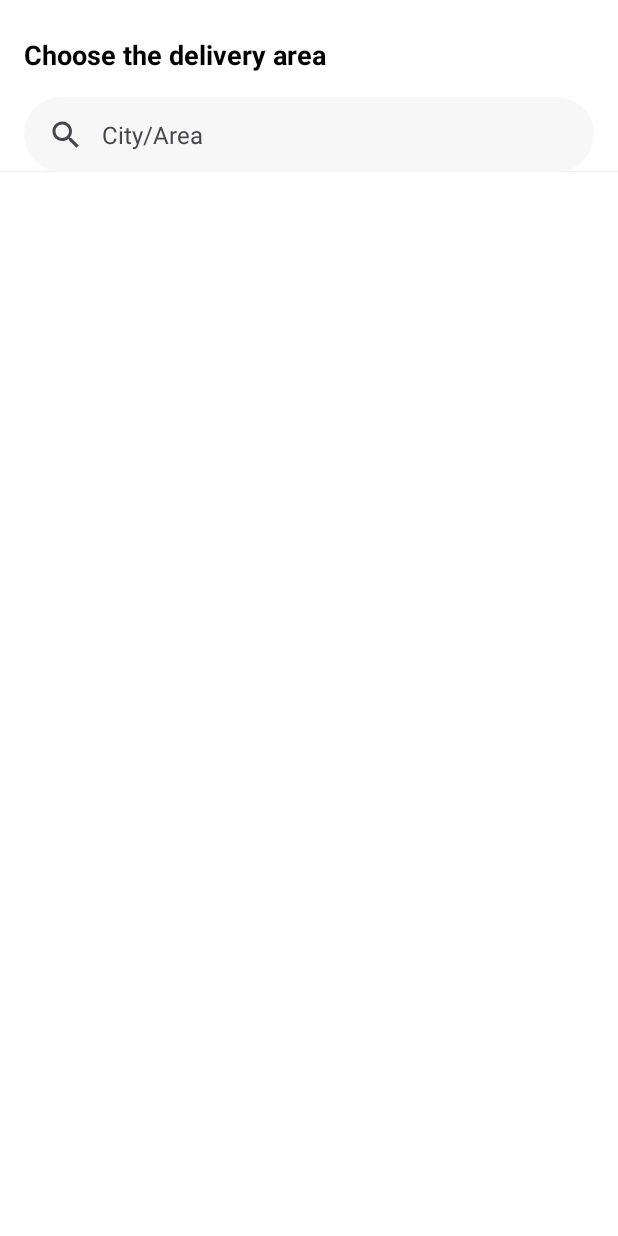
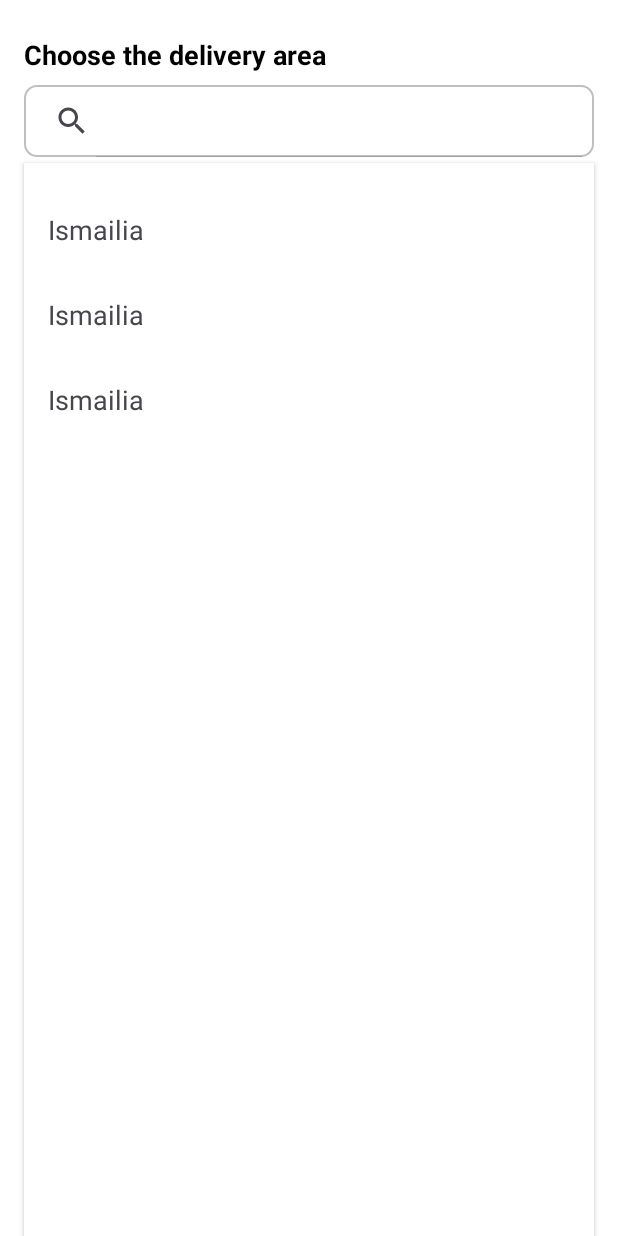
Before and after one commit to mohamedibrahim3/Bosta, an Android app: the layout activity_main.xml on its own in the app's theme, with its tools: preview values and no code run, on a phone screen of 412 x 824 dp. Run offline under Robolectric (Android 15) with nearby library versions, the phone set to English and light mode, and no system bars.

```diff
--- /dev/null
+++ b/app/src/main/res/drawable/searchview_background.xml
@@ -0,0 +1,12 @@
+<?xml version="1.0" encoding="utf-8"?>
+<shape xmlns:android="http://schemas.android.com/apk/res/android"
+    android:shape="rectangle">
+
+    <corners
+        android:radius="8dp"/>
+    <stroke
+        android:color="#C0BEBE"
+        android:width="1dp"
+        />
+
+</shape>
--- a/app/src/main/res/layout/activity_main.xml
+++ b/app/src/main/res/layout/activity_main.xml
@@ -20,15 +20,19 @@
         android:textColor="@color/black"
         app:layout_constraintStart_toStartOf="parent"
         app:layout_constraintTop_toTopOf="parent" />
-    <com.google.android.material.search.SearchBar
+    <SearchView
         android:id="@+id/searchView"
         android:layout_width="match_parent"
-        android:layout_height="50dp"
+        android:layout_height="wrap_content"
         app:layout_constraintTop_toBottomOf="@id/title"
-        android:backgroundTint="#F7F7F7"
+        android:background="@drawable/searchview_background"
         android:hint="@string/city_area"
+        android:iconifiedByDefault="false"
         android:visibility="visible"
         android:layoutDirection="ltr"
+        android:layout_marginHorizontal="16dp"
+        android:layout_marginTop="8dp"
+        android:layout_marginBottom="4dp"
         />
 
     <!-- Spinner for city selection (hidden initially) -->
@@ -47,15 +51,18 @@
 
     <!-- RecyclerView to display districts -->
     <androidx.recyclerview.widget.RecyclerView
-        android:id="@+id/recyclerViewDistricts"
+        android:id="@+id/recyclerViewCity"
         android:layout_width="match_parent"
         android:layout_height="0dp"
         app:layout_constraintTop_toBottomOf="@id/spinnerCities"
         app:layout_constraintBottom_toBottomOf="parent"
         app:layout_constraintStart_toStartOf="parent"
         app:layout_constraintEnd_toEndOf="parent"
-        android:paddingTop="8dp"
+        android:layout_marginTop="4dp"
+        android:paddingTop="16dp"
         android:background="@android:color/white"
-        android:elevation="2dp" />
+        android:elevation="2dp"
+        tools:listitem="@layout/item_city"
+        android:layout_marginHorizontal="16dp"/>
 
 </androidx.constraintlayout.widget.ConstraintLayout>
--- /dev/null
+++ b/app/src/main/res/layout/item_city.xml
@@ -0,0 +1,7 @@
+<TextView xmlns:android="http://schemas.android.com/apk/res/android"
+    android:id="@+id/cityName"
+    android:layout_width="match_parent"
+    android:layout_height="wrap_content"
+    android:padding="16dp"
+    android:text="Ismailia"
+    android:textSize="18sp" />
--- a/build.gradle.kts
+++ b/build.gradle.kts
@@ -2,5 +2,7 @@
 plugins {
     alias(libs.plugins.android.application) apply false
     alias(libs.plugins.jetbrains.kotlin.android) apply false
+    id("com.google.dagger.hilt.android") version "2.51.1" apply false
     alias(libs.plugins.android.library) apply false
+
 }
```
Also changed, not shown: app/build.gradle.kts (+17 -30 lines), app/src/main/java/com/mada/bosta_assessment/MainActivity.kt (+21 -55 lines), app/src/main/java/com/mada/bosta_assessment/adapter/CityAdapter.kt (added, +41 -0 lines), app/src/main/java/com/mada/bosta_assessment/viewModel/CityViewModel.kt (+1 -14 lines), data/build.gradle.kts (+14 -21 lines), domain/build.gradle.kts (+7 -13 lines), gradle/libs.versions.toml (+9 -37 lines).
